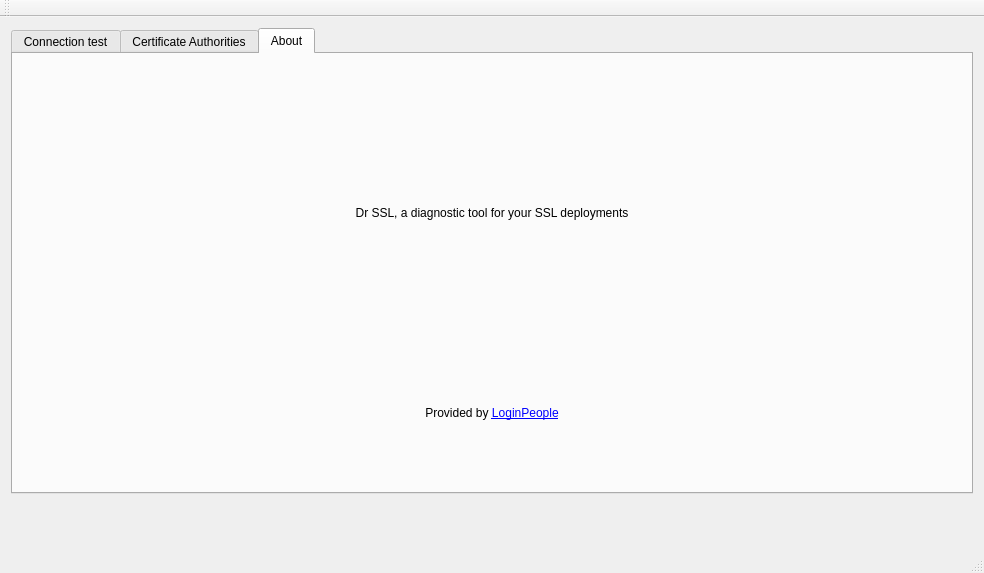
First picture: the form in mainwindow.ui, repository LoginPeople/Dr-SSL, before the edit.
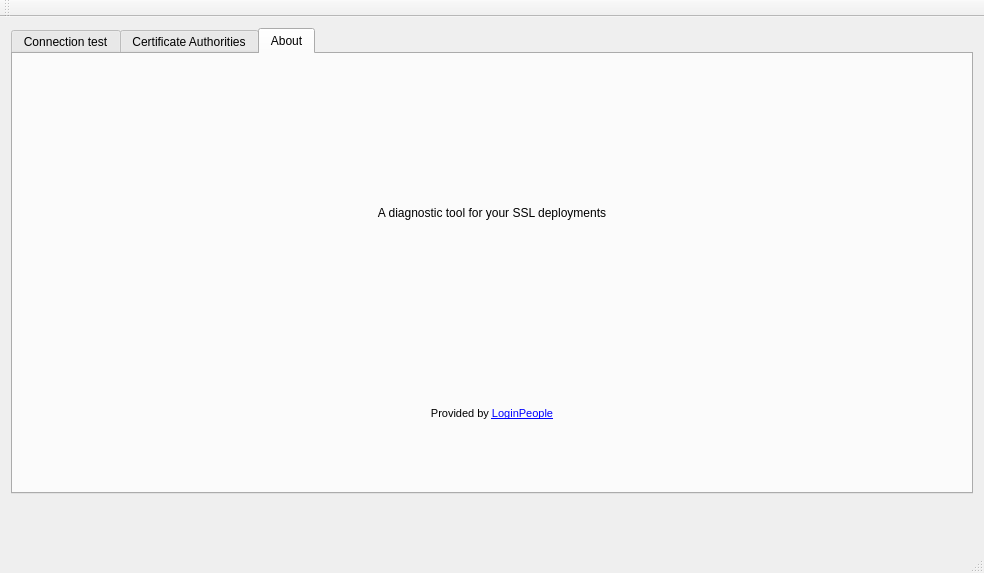
Second picture: the form after the edit. The open tabs and pages were chosen to show the change. Icons and pictures are not drawn. Custom widgets are drawn as their Qt base class.

```diff
--- a/mainwindow.ui
+++ b/mainwindow.ui
@@ -265,7 +265,7 @@
            <string notr="true">font: 14pt &quot;Lucida Sans Unicode&quot;;</string>
           </property>
           <property name="text">
-           <string>Dr SSL, a diagnostic tool for your SSL deployments</string>
+           <string>A diagnostic tool for your SSL deployments</string>
           </property>
           <property name="alignment">
            <set>Qt::AlignHCenter|Qt::AlignTop</set>
@@ -275,7 +275,11 @@
         <item>
          <widget class="QLabel" name="label_3">
           <property name="text">
-           <string>Provided by &lt;a href=&quot;http://loginpeople.com&quot;&gt;LoginPeople&lt;/a&gt;</string>
+           <string>&lt;!DOCTYPE HTML PUBLIC &quot;-//W3C//DTD HTML 4.0//EN&quot; &quot;http://www.w3.org/TR/REC-html40/strict.dtd&quot;&gt;
+&lt;html&gt;&lt;head&gt;&lt;meta name=&quot;qrichtext&quot; content=&quot;1&quot; /&gt;&lt;style type=&quot;text/css&quot;&gt;
+p, li { white-space: pre-wrap; }
+&lt;/style&gt;&lt;/head&gt;&lt;body style=&quot; font-family:'MS Shell Dlg 2'; font-size:8.25pt; font-weight:400; font-style:normal;&quot;&gt;
+&lt;p style=&quot; margin-top:0px; margin-bottom:0px; margin-left:0px; margin-right:0px; -qt-block-indent:0; text-indent:0px;&quot;&gt;Provided by &lt;a href=&quot;http://loginpeople.com&quot;&gt;&lt;span style=&quot; text-decoration: underline; color:#0000ff;&quot;&gt;LoginPeople&lt;/span&gt;&lt;/a&gt;&lt;/p&gt;&lt;/body&gt;&lt;/html&gt;</string>
           </property>
           <property name="textFormat">
            <enum>Qt::RichText</enum>
```
Left out of the diff: 2 changed lines with no effect on the pictures.
